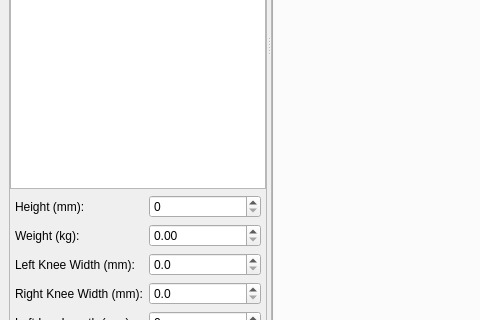
tsalemink/C3D-parser, file src/c3d_parser/view/qt/main_window.ui: the form before one commit; both pictures show x 0 to 480 and y 365 to 685 of the 1500 by 800 pixel window.
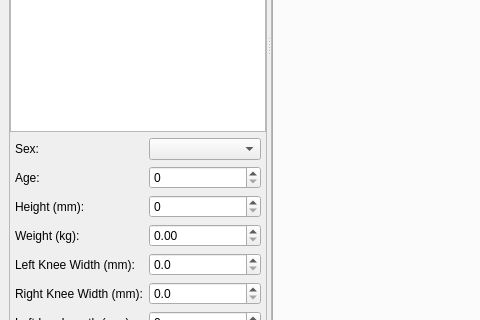
The form after the commit. Custom widgets are drawn as their Qt base class.

Commit message: Add UI elements for age and sex

Diff of the .ui file:
```diff
--- a/src/c3d_parser/view/qt/main_window.ui
+++ b/src/c3d_parser/view/qt/main_window.ui
@@ -192,6 +192,75 @@
         <item>
          <widget class="CustomListWidget" name="listWidgetFiles"/>
         </item>
+        <item>
+         <layout class="QHBoxLayout" name="horizontalLayout_14">
+          <property name="leftMargin">
+           <number>5</number>
+          </property>
+          <property name="rightMargin">
+           <number>5</number>
+          </property>
+          <item>
+           <widget class="QLabel" name="label_12">
+            <property name="minimumSize">
+             <size>
+              <width>128</width>
+              <height>0</height>
+             </size>
+            </property>
+            <property name="text">
+             <string>Sex:</string>
+            </property>
+           </widget>
+          </item>
+          <item>
+           <widget class="QComboBox" name="comboBoxSex">
+            <property name="currentText">
+             <string/>
+            </property>
+            <property name="placeholderText">
+             <string>-</string>
+            </property>
+            <item>
+             <property name="text">
+              <string>Female</string>
+             </property>
+            </item>
+            <item>
+             <property name="text">
+              <string>Male</string>
+             </property>
+            </item>
+           </widget>
+          </item>
+         </layout>
+        </item>
+        <item>
+         <layout class="QHBoxLayout" name="horizontalLayout_13">
+          <property name="leftMargin">
+           <number>5</number>
+          </property>
+          <property name="rightMargin">
+           <number>5</number>
+          </property>
+          <item>
+           <widget class="QLabel" name="label_11">
+            <property name="minimumSize">
+             <size>
+              <width>128</width>
+              <height>0</height>
+             </size>
+            </property>
+            <property name="text">
+             <string>Age:</string>
+            </property>
+           </widget>
+          </item>
+          <item>
+           <widget class="QSpinBox" name="spinBoxAge"/>
+          </item>
+         </layout>
+        </item>
         <item>
          <layout class="QHBoxLayout" name="horizontalLayout_5">
           <property name="leftMargin">
```
The commit also changes 3 other files.
